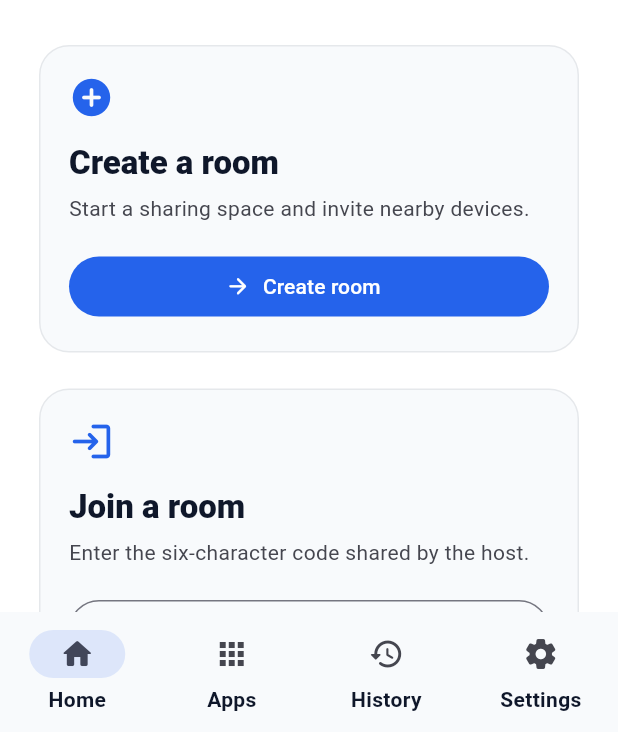
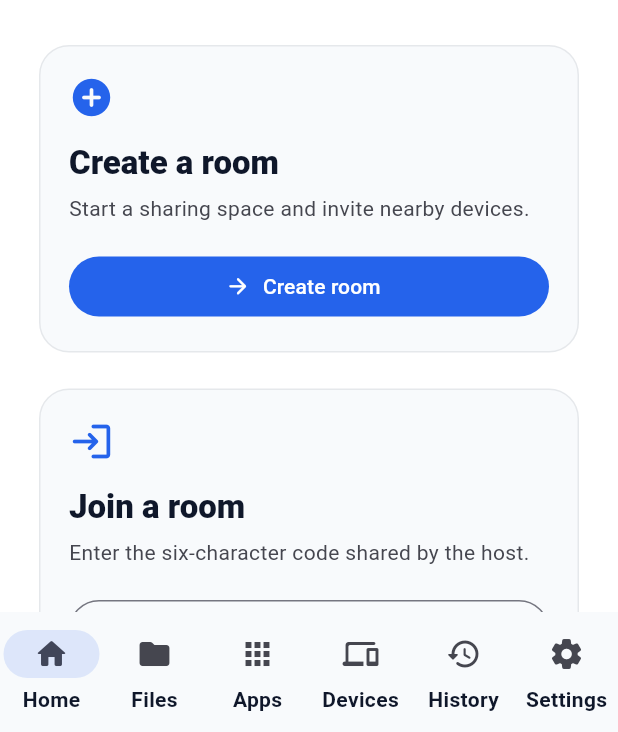
Before and after one commit to muhammadflash2005-beep/plazma-s, a Flutter app: the screen it shows after launch, on a phone screen of 412 x 824 dp, the part 504-1236 px from its top. Run offline on Flutter 3.47's test engine with Material 3 defaults, Android fonts, the phone set to English and light mode, and no system bars; our stand-ins replace file_picker, shared_preferences; missing offline and left inert: bonsoir, device_apps.

Commit message:
Connect Files Apps and Devices sections to native feature screens

```diff
--- a/lib/main.dart
+++ b/lib/main.dart
@@ -7,6 +7,10 @@ import 'dart:math';
 
 import 'package:flutter/material.dart';
 import 'package:shared_preferences/shared_preferences.dart';
+
+import 'features/apps/apps_screen.dart';
+import 'features/devices/devices_screen.dart';
+import 'features/files/files_screen.dart';
 
 void main() => runApp(const PlazmaApp());
 
@@ -248,11 +252,14 @@ class _HomeScreenState extends State<HomeScreen> {
                         constraints: const BoxConstraints(maxWidth: 1180),
                         child: SingleChildScrollView(
                           padding: const EdgeInsets.fromLTRB(22, 20, 22, 34),
-                          child: _tab == 0
-                              ? _homeContent(wide)
-                              : _tab == 3
-                                  ? _settingsContent()
-                                  : _secondaryContent(),
+                          child: switch (_tab) {
+                            0 => _homeContent(wide),
+                            1 => const FilesScreen(),
+                            2 => const AppsScreen(),
+                            3 => const DevicesScreen(),
+                            4 => _secondaryContent(),
+                            _ => _settingsContent(),
+                          },
                         ),
                       ),
                     ),
@@ -263,7 +270,9 @@ class _HomeScreenState extends State<HomeScreen> {
                       onDestinationSelected: (value) => setState(() => _tab = value),
                       destinations: const [
                         NavigationDestination(icon: Icon(Icons.home_rounded), label: 'Home'),
+                        NavigationDestination(icon: Icon(Icons.folder_rounded), label: 'Files'),
                         NavigationDestination(icon: Icon(Icons.apps_rounded), label: 'Apps'),
+                        NavigationDestination(icon: Icon(Icons.devices_rounded), label: 'Devices'),
                         NavigationDestination(icon: Icon(Icons.history_rounded), label: 'History'),
                         NavigationDestination(icon: Icon(Icons.settings_rounded), label: 'Settings'),
                       ],
@@ -413,10 +422,12 @@ class _HomeScreenState extends State<HomeScreen> {
   }
 
   Widget _secondaryContent() {
-    final titles = ['Home', 'App sharing', 'Transfer history', 'Settings'];
+    final titles = ['Home', 'Files', 'Apps', 'Devices', 'Transfer history', 'Settings'];
     final descriptions = [
       'Your local sharing space.',
-      'Installed app export and APK file browsing will be added to the Android app.',
+      'Browse files and folders on this device.',
+      'Browse installed Android apps and prepare APK packages.',
+      'Find nearby Plazma S devices on your local network.',
       'Active, completed, paused and failed transfers will appear here.',
       'Appearance and network preferences.',
     ];
@@ -493,9 +504,11 @@ class _Sidebar extends StatelessWidget {
     child: Column(crossAxisAlignment: CrossAxisAlignment.start, children: [
       const Padding(padding: EdgeInsets.fromLTRB(12, 0, 12, 26), child: Text('WORKSPACE', style: TextStyle(fontSize: 10, letterSpacing: 1.8, fontWeight: FontWeight.w800))),
       _navItem(context, Icons.home_rounded, 'Home', 0),
-      _navItem(context, Icons.apps_rounded, 'App sharing', 1),
-      _navItem(context, Icons.history_rounded, 'History', 2),
-      _navItem(context, Icons.settings_rounded, 'Settings', 3),
+      _navItem(context, Icons.folder_rounded, 'Files', 1),
+      _navItem(context, Icons.apps_rounded, 'Apps', 2),
+      _navItem(context, Icons.devices_rounded, 'Devices', 3),
+      _navItem(context, Icons.history_rounded, 'History', 4),
+      _navItem(context, Icons.settings_rounded, 'Settings', 5),
       const Spacer(),
       const Padding(padding: EdgeInsets.all(12), child: Text('LOCAL NETWORK ONLY\nDirect device-to-device sharing.', style: TextStyle(fontSize: 11, height: 1.5))),
     ]),
```
